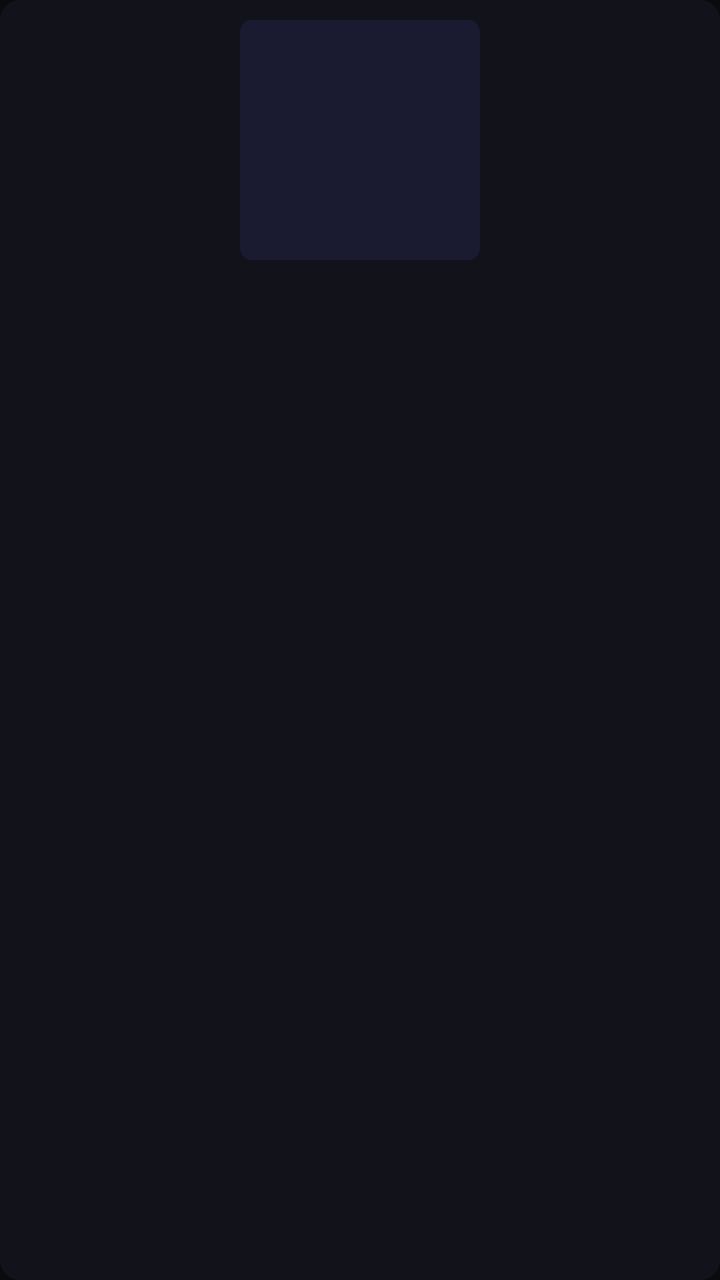
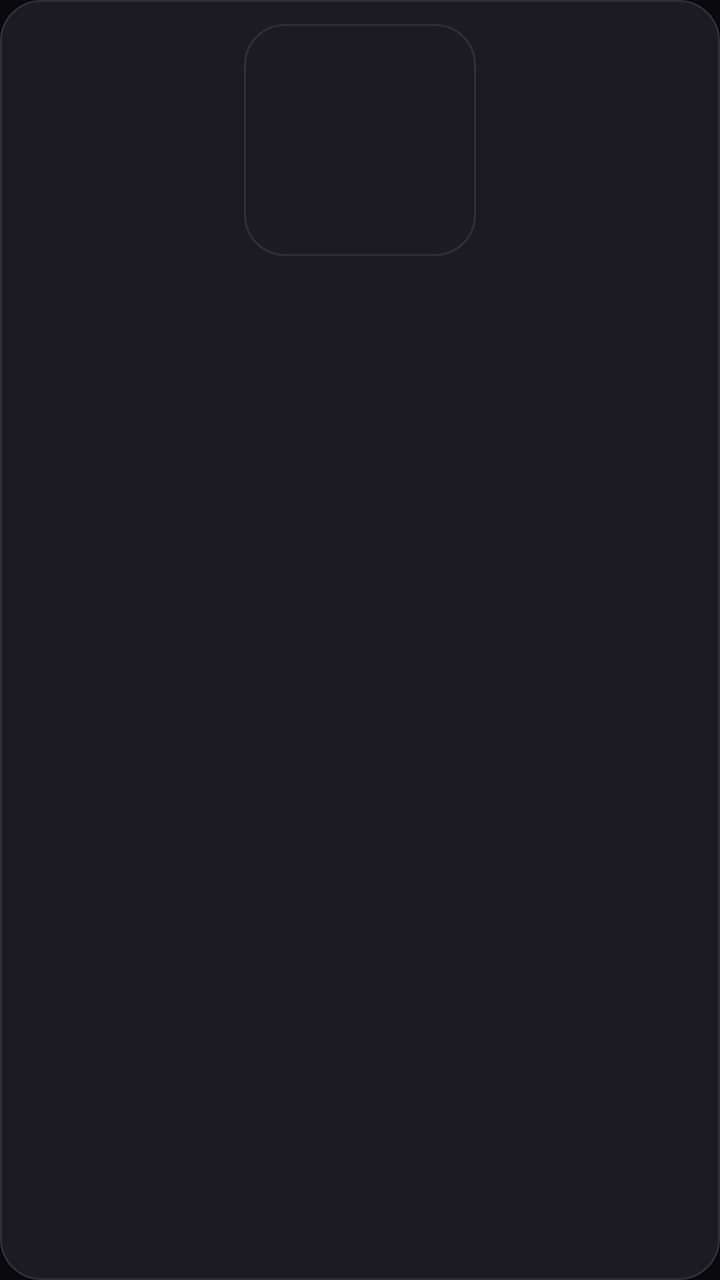

The first picture is an Android layout as it rendered before a commit; the second is the same layout after the commit. The layout source and the unified diff follow.
<!-- AndroidManifest.xml: application theme Theme.StreamVault -->
<!-- res/layout/item_recent.xml -->
<?xml version="1.0" encoding="utf-8"?>
<LinearLayout xmlns:android="http://schemas.android.com/apk/res/android"
    android:layout_width="140dp"
    android:layout_height="wrap_content"
    android:orientation="vertical"
    android:layout_marginEnd="12dp"
    android:clickable="true"
    android:focusable="true"
    android:background="@drawable/item_bg_selector"
    android:padding="10dp">

    <ImageView
        android:id="@+id/ivRecentArt"
        android:layout_width="120dp"
        android:layout_height="120dp"
        android:layout_gravity="center_horizontal"
        android:scaleType="centerCrop"
        android:background="@drawable/cover_bg" />

    <TextView
        android:id="@+id/tvRecentTitle"
        android:layout_width="match_parent"
        android:layout_height="wrap_content"
        android:textColor="@color/den_text"
        android:textSize="13sp"
        android:textStyle="bold"
        android:maxLines="2"
        android:ellipsize="end"
        android:layout_marginTop="8dp" />
</LinearLayout>
<!-- resources referenced by this layout -->
<resources>
  <color name="den_text">#F5F5FA</color>
  <!-- drawable cover_bg (drawable) -->
  <?xml version="1.0" encoding="utf-8"?>
  <shape xmlns:android="http://schemas.android.com/apk/res/android" android:shape="rectangle">
      <solid android:color="#1A1A30"/>
      <corners android:radius="6dp"/>
  </shape>
  <!-- drawable item_bg_selector (drawable) -->
  <?xml version="1.0" encoding="utf-8"?>
  <selector xmlns:android="http://schemas.android.com/apk/res/android">
      <item android:state_pressed="true">
          <shape android:shape="rectangle">
              <solid android:color="#1A2A4A"/>
              <corners android:radius="10dp"/>
          </shape>
      </item>
      <item>
          <shape android:shape="rectangle">
              <solid android:color="#12121A"/>
              <corners android:radius="10dp"/>
          </shape>
      </item>
  </selector>
  <style name="Theme.StreamVault" parent="Theme.MaterialComponents.DayNight.NoActionBar">
          <item name="colorPrimary">@color/accent_blue</item>
          <item name="colorPrimaryDark">@color/bg_dark</item>
          <item name="colorAccent">@color/accent_cyan</item>
          <item name="android:windowBackground">@color/bg_dark</item>
          <item name="android:statusBarColor">@color/bg_dark</item>
          <item name="android:navigationBarColor">@color/bg_dark</item>
      </style>
  <color name="accent_blue">#0066FF</color>
  <color name="bg_dark">#0A0A0F</color>
  <color name="accent_cyan">#00C8FF</color>
</resources>

<!-- the commit's change to res/layout/item_recent.xml (unified diff, before → after) -->
@@ -3,19 +3,21 @@
     android:layout_width="140dp"
     android:layout_height="wrap_content"
     android:orientation="vertical"
-    android:layout_marginEnd="12dp"
+    android:layout_marginEnd="14dp"
     android:clickable="true"
     android:focusable="true"
-    android:background="@drawable/item_bg_selector"
-    android:padding="10dp">
+    android:background="@drawable/den_card_selector"
+    android:elevation="2dp"
+    android:padding="12dp">
 
     <ImageView
         android:id="@+id/ivRecentArt"
-        android:layout_width="120dp"
-        android:layout_height="120dp"
+        android:layout_width="116dp"
+        android:layout_height="116dp"
         android:layout_gravity="center_horizontal"
         android:scaleType="centerCrop"
-        android:background="@drawable/cover_bg" />
+        android:background="@drawable/den_card"
+        android:clipToOutline="true" />
 
     <TextView
         android:id="@+id/tvRecentTitle"
<!-- resource entries referenced after the edit -->
@@ -1,27 +1,18 @@
 <!-- resources referenced by this layout -->
 <resources>
-  <color name="den_text">#F5F5FA</color>
-  <!-- drawable cover_bg (drawable) -->
+  <color name="den_text">#FAFAFF</color>
+  <!-- drawable den_card (drawable) -->
   <?xml version="1.0" encoding="utf-8"?>
   <shape xmlns:android="http://schemas.android.com/apk/res/android" android:shape="rectangle">
-      <solid android:color="#1A1A30"/>
-      <corners android:radius="6dp"/>
+      <solid android:color="@color/den_surface_2" />
+      <stroke android:width="1dp" android:color="@color/den_surface_border" />
+      <corners android:radius="20dp" />
   </shape>
-  <!-- drawable item_bg_selector (drawable) -->
+  <!-- drawable den_card_selector (drawable) -->
   <?xml version="1.0" encoding="utf-8"?>
   <selector xmlns:android="http://schemas.android.com/apk/res/android">
-      <item android:state_pressed="true">
-          <shape android:shape="rectangle">
-              <solid android:color="#1A2A4A"/>
-              <corners android:radius="10dp"/>
-          </shape>
-      </item>
-      <item>
-          <shape android:shape="rectangle">
-              <solid android:color="#12121A"/>
-              <corners android:radius="10dp"/>
-          </shape>
-      </item>
+      <item android:state_pressed="true" android:drawable="@drawable/den_card_pressed" />
+      <item android:drawable="@drawable/den_card" />
   </selector>
   <style name="Theme.StreamVault" parent="Theme.MaterialComponents.DayNight.NoActionBar">
           <item name="colorPrimary">@color/accent_blue</item>
@@ -31,8 +22,19 @@
           <item name="android:statusBarColor">@color/bg_dark</item>
           <item name="android:navigationBarColor">@color/bg_dark</item>
       </style>
+  <color name="den_surface_2">#1B1B24</color>
+  <color name="den_surface_border">#2E2E3E</color>
+  <!-- drawable den_card_pressed (drawable) -->
+  <?xml version="1.0" encoding="utf-8"?>
+  <shape xmlns:android="http://schemas.android.com/apk/res/android" android:shape="rectangle">
+      <solid android:color="@color/den_accent_soft" />
+      <stroke android:width="1dp" android:color="@color/den_accent_dim" />
+      <corners android:radius="20dp" />
+  </shape>
   <color name="accent_blue">#0066FF</color>
   <color name="bg_dark">#0A0A0F</color>
   <color name="accent_cyan">#00C8FF</color>
+  <color name="den_accent_soft">#232037</color>
+  <color name="den_accent_dim">#4D4575</color>
 </resources>
 
